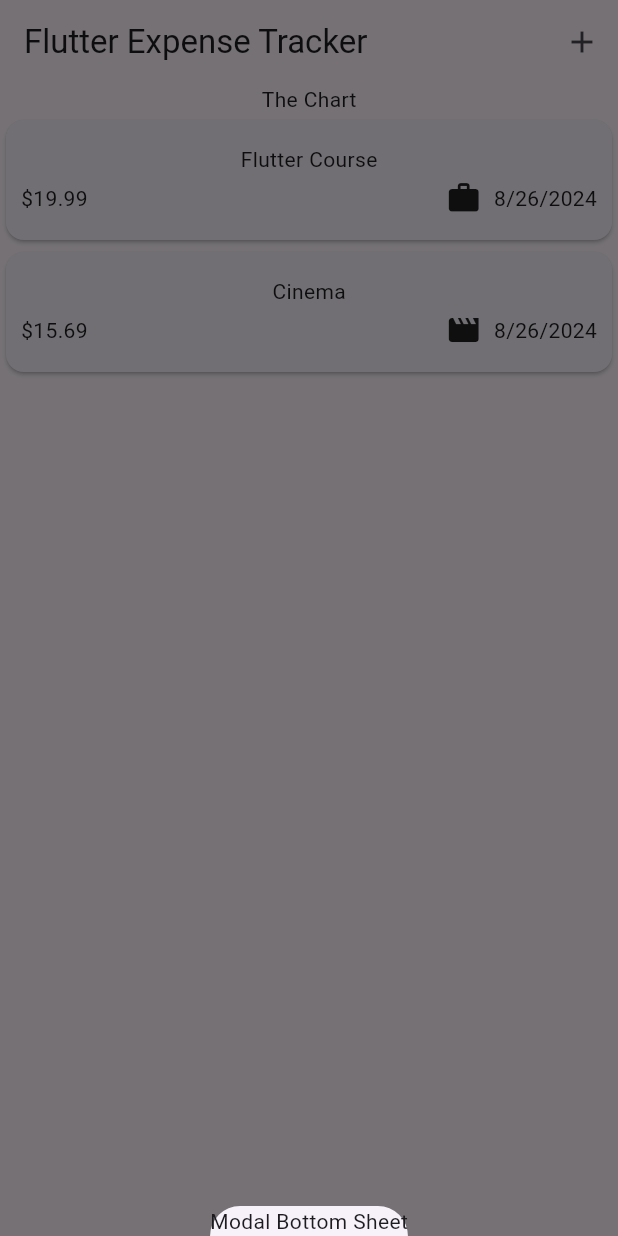
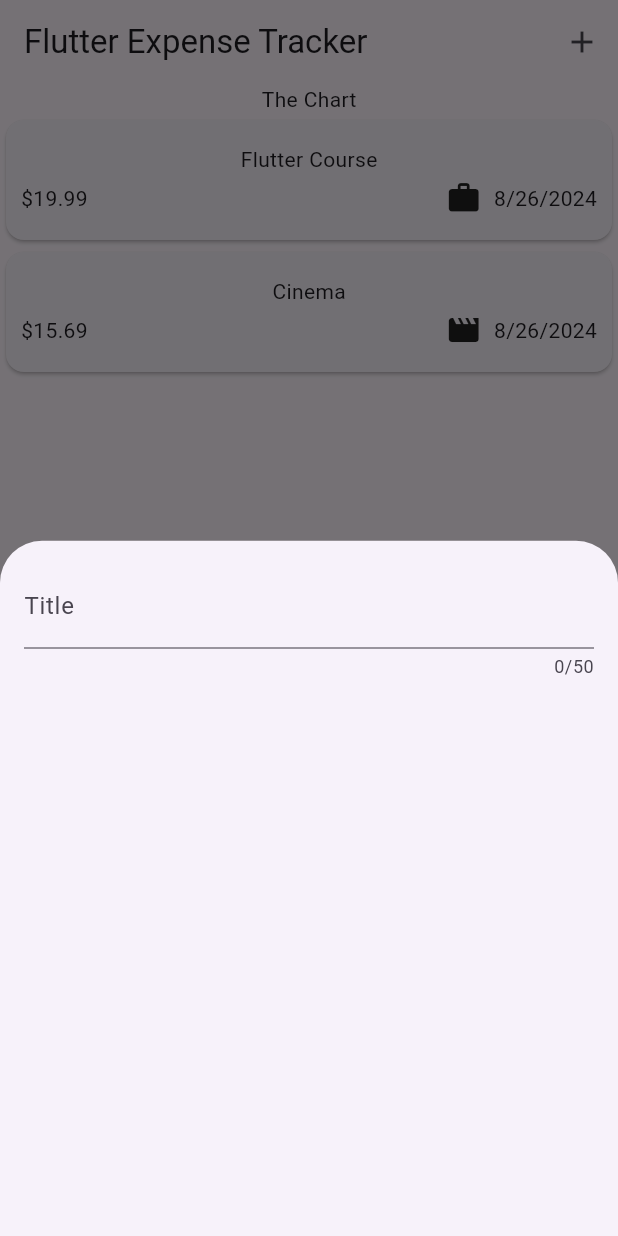
Before and after one commit to lightrao/adding_interactivity_expense_tracker_app, a Flutter app: the screen it shows after launch, after a tap on the "add" icon, on a phone screen of 412 x 824 dp. Run offline on Flutter 3.47's test engine with Material 3 defaults, Android fonts, the phone set to English and light mode, and no system bars.

Commit message:
Handling User (Text) Input with the TextField Widget

```diff
--- a/lib/widgets/expenses.dart
+++ b/lib/widgets/expenses.dart
@@ -1,6 +1,7 @@
 import 'package:flutter/material.dart';
 
 import 'package:adding_interactivity_expense_tracker_app/widgets/expenses_list/expenses_list.dart';
+import 'package:adding_interactivity_expense_tracker_app/widgets/new_expense.dart';
 import 'package:adding_interactivity_expense_tracker_app/models/expense.dart';
 
 class Expenses extends StatefulWidget {
@@ -31,7 +32,7 @@
   void _openAddExpenseOverlay() {
     showModalBottomSheet(
       context: context,
-      builder: (ctx) => const Text('Modal Bottom Sheet'),
+      builder: (ctx) => const NewExpense(),
     );
   }
 
--- /dev/null
+++ b/lib/widgets/new_expense.dart
@@ -0,0 +1,30 @@
+import 'package:flutter/material.dart';
+
+class NewExpense extends StatefulWidget {
+  const NewExpense({super.key});
+
+  @override
+  State<NewExpense> createState() {
+    return _NewExpenseState();
+  }
+}
+
+class _NewExpenseState extends State<NewExpense> {
+  @override
+  Widget build(BuildContext context) {
+    return const Padding(
+      padding: EdgeInsets.all(16),
+      child: Column(
+        children: [
+          TextField(
+            maxLength: 50,
+            keyboardType: TextInputType.text,
+            decoration: InputDecoration(
+              label: Text('Title'),
+            ),
+          ),
+        ],
+      ),
+    );
+  }
+}
```
